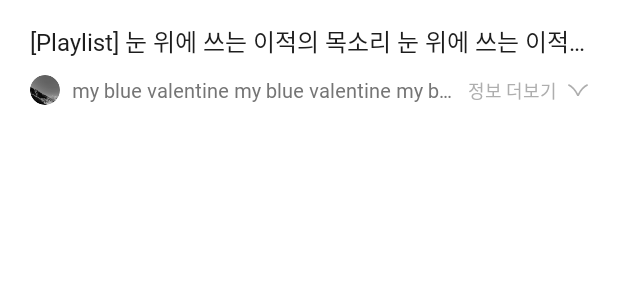
After one commit to Forkie-Player/Forkie-Player-Android, an Android app: the layout fragment_video_info_short.xml on its own in the app's theme, with its tools: preview values and no code run, on a phone screen of 412 x 824 dp. The commit adds this screen. Shown: the top 300 px of the screen. Run offline under Robolectric (Android 15) with nearby library versions, the phone set to English and light mode, and no system bars.

Commit message:
[FEAT] Apply video info ellipsis

```diff
--- /dev/null
+++ b/app/src/main/res/drawable/ic_video_detail.xml
@@ -0,0 +1,9 @@
+<vector xmlns:android="http://schemas.android.com/apk/res/android"
+    android:width="13dp"
+    android:height="8dp"
+    android:viewportWidth="13"
+    android:viewportHeight="8">
+  <path
+      android:pathData="M-0,1.0753L0.4581,-0C2.8045,1.1167 5.0056,3.4741 6.4972,6.4225C7.9944,3.4741 10.1955,1.1167 12.5419,-0L13,1.0753C10.6145,2.2157 8.3743,4.8035 7.0112,8L5.9944,8C4.6313,4.8035 2.3911,2.2157 0.0056,1.0753L-0,1.0753Z"
+      android:fillColor="#AEAEAE"/>
+</vector>
--- /dev/null
+++ b/app/src/main/res/layout/fragment_video_info_short.xml
@@ -0,0 +1,98 @@
+<?xml version="1.0" encoding="utf-8"?>
+<androidx.constraintlayout.widget.ConstraintLayout xmlns:android="http://schemas.android.com/apk/res/android"
+    xmlns:app="http://schemas.android.com/apk/res-auto"
+    xmlns:tools="http://schemas.android.com/tools"
+    android:layout_width="match_parent"
+    android:layout_height="wrap_content"
+    tools:context=".video.VideoInfoShortFragment">
+
+    <TextView
+        android:id="@+id/tv_title"
+        android:layout_width="0dp"
+        android:layout_height="wrap_content"
+        android:layout_marginStart="20dp"
+        android:layout_marginTop="15dp"
+        android:layout_marginEnd="20dp"
+        android:ellipsize="end"
+        android:fontFamily="@font/pretendard_regular"
+        android:maxLines="1"
+        android:text="[Playlist] 눈 위에 쓰는 이적의 목소리 눈 위에 쓰는 이적의 목소리 눈 위에 쓰는 이적의 목소리"
+        android:textColor="@color/forkie_b1"
+        android:textSize="16sp"
+        app:layout_constraintEnd_toEndOf="parent"
+        app:layout_constraintStart_toStartOf="parent"
+        app:layout_constraintTop_toTopOf="parent" />
+
+    <androidx.cardview.widget.CardView
+        android:id="@+id/cv_profile"
+        android:layout_width="20dp"
+        android:layout_height="20dp"
+        android:layout_marginStart="20dp"
+        app:cardCornerRadius="50dp"
+        app:cardElevation="0dp"
+        app:layout_constraintBottom_toBottomOf="@+id/tv_name"
+        app:layout_constraintStart_toStartOf="parent"
+        app:layout_constraintTop_toTopOf="@+id/tv_name">
+
+        <ImageView
+            android:id="@+id/iv_profile"
+            android:layout_width="match_parent"
+            android:layout_height="match_parent"
+            android:scaleType="centerCrop"
+            android:src="@drawable/search_profile_sample" />
+    </androidx.cardview.widget.CardView>
+
+    <TextView
+        android:id="@+id/tv_name"
+        android:layout_width="0dp"
+        android:layout_height="wrap_content"
+        android:layout_marginStart="8dp"
+        android:layout_marginTop="11dp"
+        android:layout_marginEnd="8dp"
+        android:layout_marginBottom="20dp"
+        android:ellipsize="end"
+        android:fontFamily="@font/pretendard_medium"
+        android:maxLines="1"
+        android:text="my blue valentine my blue valentine my blue valentine my blue valentine"
+        android:textColor="@color/forkie_g4"
+        android:textSize="13sp"
+        app:layout_constraintBottom_toBottomOf="parent"
+        app:layout_constraintEnd_toStartOf="@+id/tv_detail"
+        app:layout_constraintStart_toEndOf="@+id/cv_profile"
+        app:layout_constraintTop_toBottomOf="@+id/tv_title" />
+
+    <TextView
+        android:id="@+id/tv_detail"
+        android:layout_width="wrap_content"
+        android:layout_height="wrap_content"
+        android:layout_marginEnd="7dp"
+        android:fontFamily="@font/pretendard_regular"
+        android:text="정보 더보기"
+        android:textColor="@color/forkie_g3"
+        android:textSize="12sp"
+        app:layout_constraintBottom_toBottomOf="@+id/iv_detail"
+        app:layout_constraintEnd_toStartOf="@+id/iv_detail"
+        app:layout_constraintTop_toTopOf="@+id/iv_detail" />
+
+    <ImageButton
+        android:id="@+id/iv_detail"
+        android:layout_width="wrap_content"
+        android:layout_height="wrap_content"
+        android:layout_marginEnd="20dp"
+        android:layout_marginBottom="25dp"
+        android:background="@android:color/transparent"
+        android:src="@drawable/ic_video_detail"
+        app:layout_constraintBottom_toBottomOf="parent"
+        app:layout_constraintEnd_toEndOf="parent" />
+
+    <androidx.constraintlayout.widget.Group
+        android:id="@+id/detail_info"
+        android:layout_width="0dp"
+        android:layout_height="0dp"
+        app:constraint_referenced_ids="tv_detail,iv_detail"
+        app:layout_constraintBottom_toBottomOf="@+id/tv_detail"
+        app:layout_constraintEnd_toEndOf="@+id/iv_detail"
+        app:layout_constraintStart_toStartOf="@+id/tv_detail"
+        app:layout_constraintTop_toTopOf="@+id/tv_detail" />
+
+</androidx.constraintlayout.widget.ConstraintLayout>
```
Also changed, not shown: app/src/main/java/com/example/forkieplayer/video/VideoActivity.kt (+26 -1 lines), app/src/main/java/com/example/forkieplayer/video/VideoInfoDetailFragment.kt (added, +21 -0 lines), app/src/main/java/com/example/forkieplayer/video/VideoInfoShortFragment.kt (added, +26 -0 lines), app/src/main/res/drawable/ic_video_short.xml (added, +9 -0 lines), app/src/main/res/layout/activity_video.xml (+4 -46 lines), app/src/main/res/layout/fragment_video_info_detail.xml (added, +94 -0 lines).
